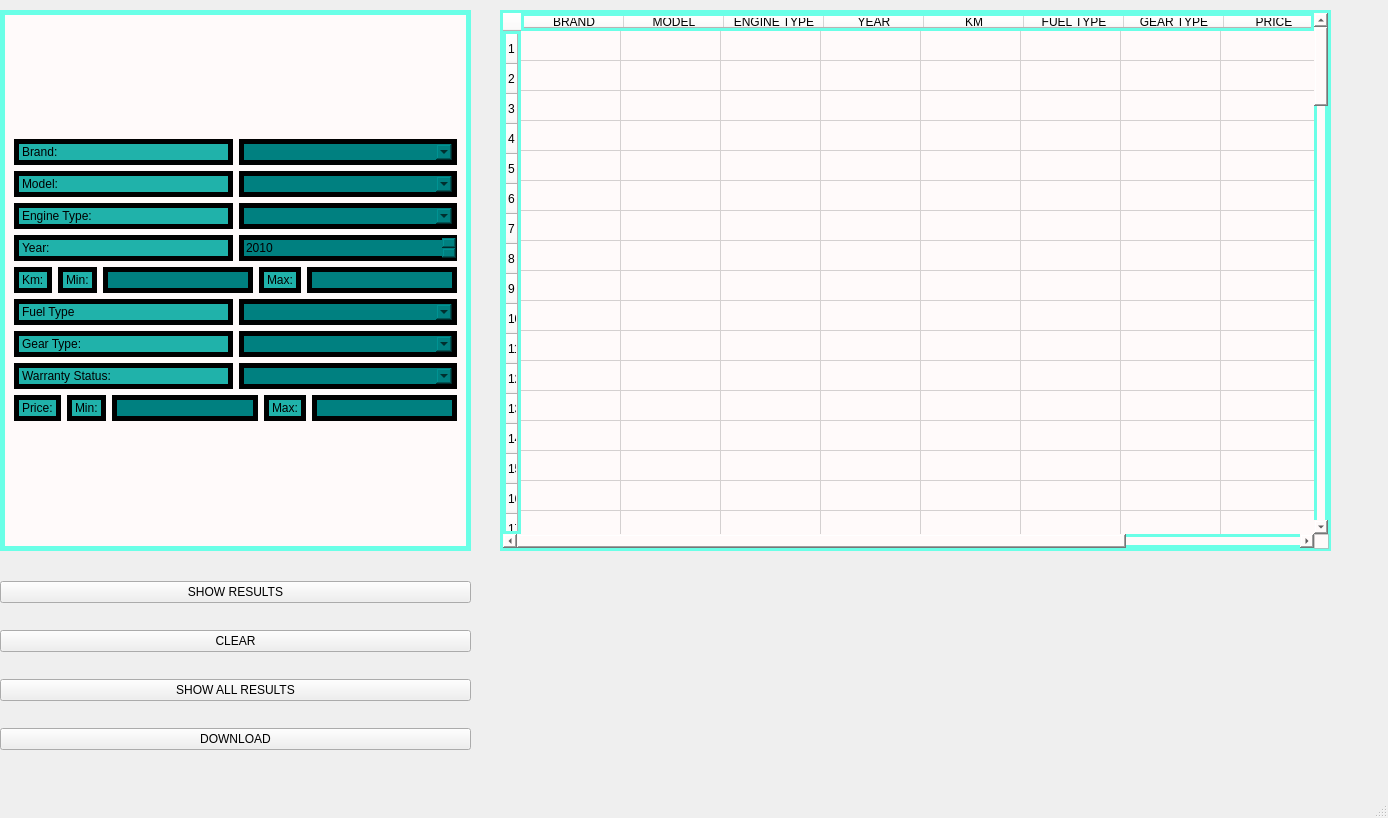
turan1609/second-hand-car-validation-software-system, file SecondHandCar.ui: the form before one commit.
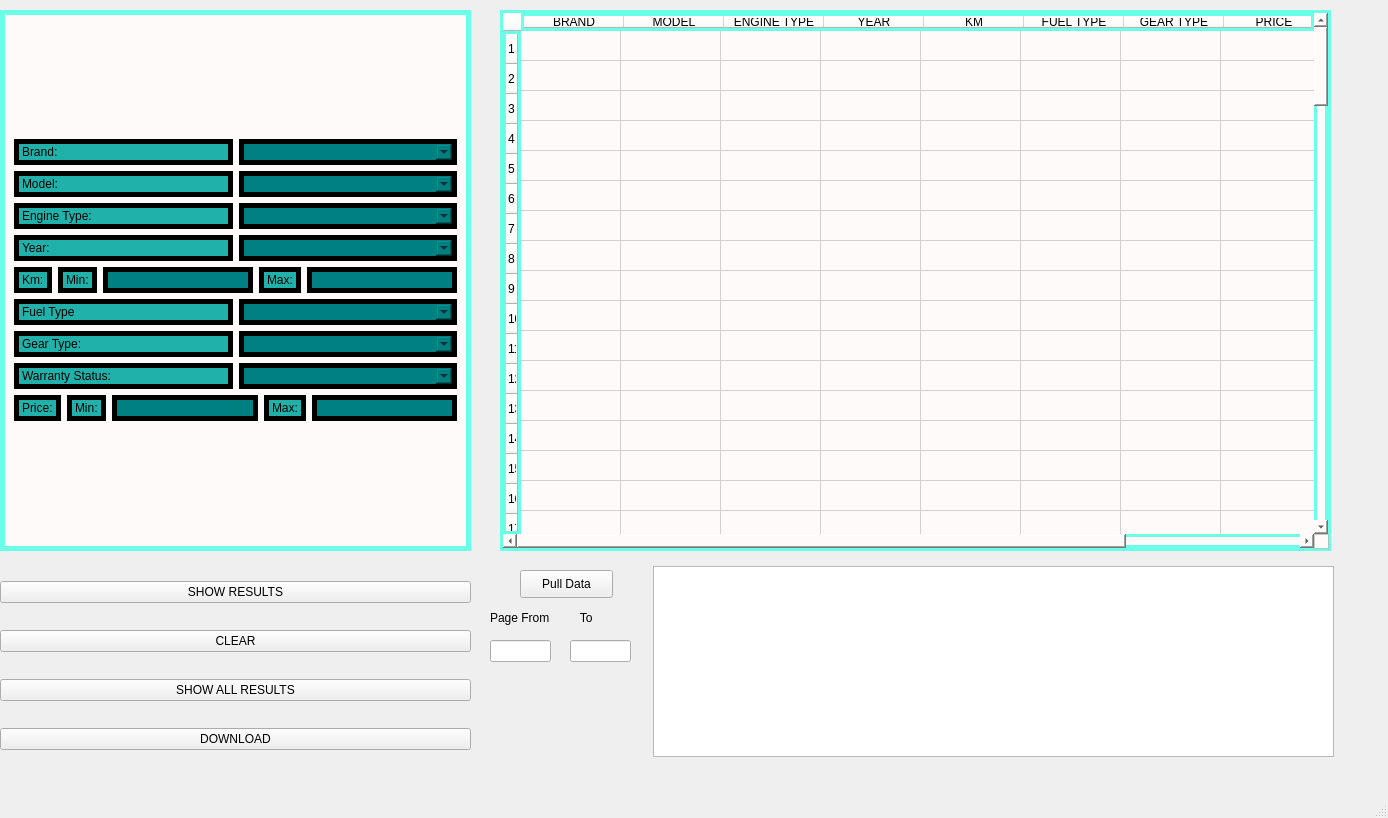
The form after the commit.

Diff of the .ui file:
```diff
--- a/SecondHandCar.ui
+++ b/SecondHandCar.ui
@@ -274,9 +274,9 @@
           </widget>
          </item>
          <item>
-          <widget class="QSpinBox" name="spbYear">
+          <widget class="QComboBox" name="cmbYear">
            <property name="styleSheet">
-            <string notr="true">QSpinBox{
+            <string notr="true">QComboBox{
 	border-color:black;
 	color: black;
 	background-color: #008080;
@@ -285,12 +285,6 @@
 	background-color: #57fff1;
 }</string>
            </property>
-           <property name="minimum">
-            <number>2010</number>
-           </property>
-           <property name="maximum">
-            <number>2024</number>
-           </property>
           </widget>
          </item>
         </layout>
@@ -1940,6 +1934,81 @@
      </property>
     </column>
    </widget>
+   <widget class="QPlainTextEdit" name="QPlanText_Terminal">
+    <property name="geometry">
+     <rect>
+      <x>653</x>
+      <y>566</y>
+      <width>681</width>
+      <height>191</height>
+     </rect>
+    </property>
+   </widget>
+   <widget class="QPushButton" name="btnPullData">
+    <property name="geometry">
+     <rect>
+      <x>520</x>
+      <y>570</y>
+      <width>93</width>
+      <height>28</height>
+     </rect>
+    </property>
+    <property name="text">
+     <string>Pull Data</string>
+    </property>
+   </widget>
+   <widget class="QLabel" name="label_14">
+    <property name="geometry">
+     <rect>
+      <x>490</x>
+      <y>610</y>
+      <width>71</width>
+      <height>16</height>
+     </rect>
+    </property>
+    <property name="text">
+     <string>Page From</string>
+    </property>
+   </widget>
+   <widget class="QLabel" name="label_15">
+    <property name="geometry">
+     <rect>
+      <x>570</x>
+      <y>610</y>
+      <width>55</width>
+      <height>16</height>
+     </rect>
+    </property>
+    <property name="text">
+     <string>   To</string>
+    </property>
+   </widget>
+   <widget class="QLineEdit" name="PullDataYearFrom">
+    <property name="geometry">
+     <rect>
+      <x>490</x>
+      <y>640</y>
+      <width>61</width>
+      <height>22</height>
+     </rect>
+    </property>
+    <property name="inputMask">
+     <string>9999</string>
+    </property>
+   </widget>
+   <widget class="QLineEdit" name="PullDataYearTo">
+    <property name="geometry">
+     <rect>
+      <x>570</x>
+      <y>640</y>
+      <width>61</width>
+      <height>22</height>
+     </rect>
+    </property>
+    <property name="inputMask">
+     <string>9999</string>
+    </property>
+   </widget>
   </widget>
   <widget class="QMenuBar" name="menubar">
    <property name="geometry">
```
Left out of the diff: 1204 changed lines with no effect on the pictures.
